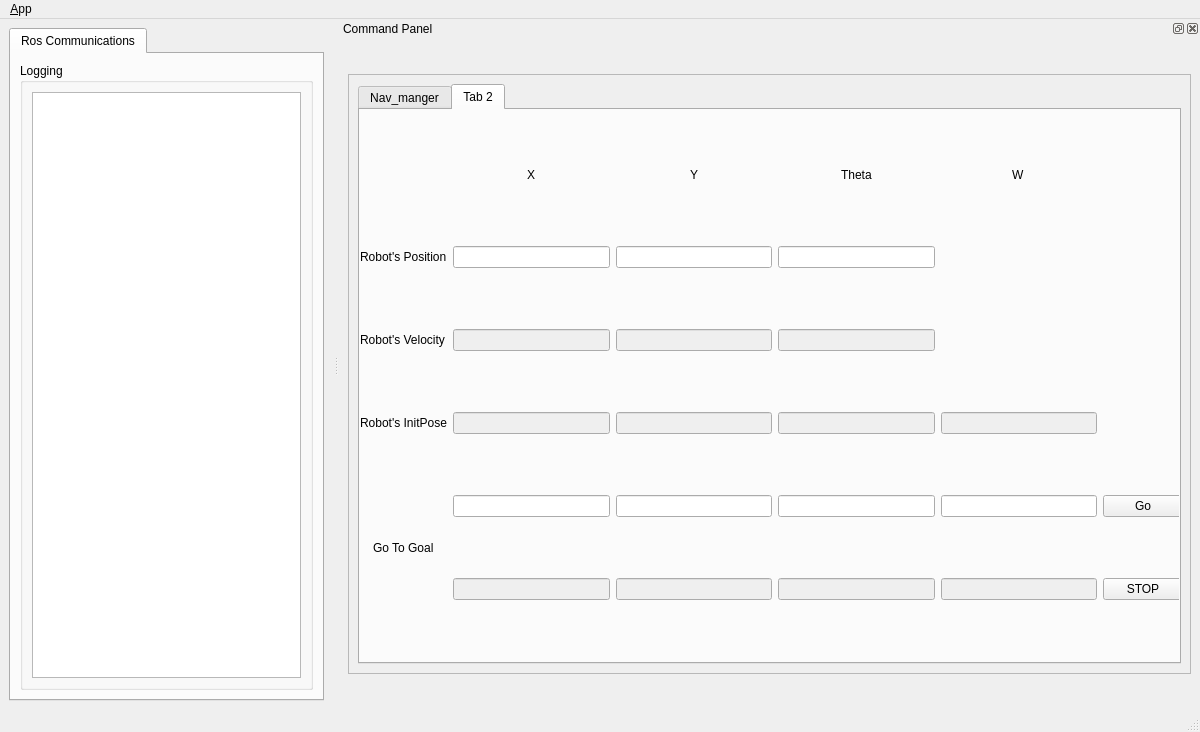
Old version of the form using-cpp/qtros/ui/main_window.ui in the repository jdj2261/ROS-Control-GUI.
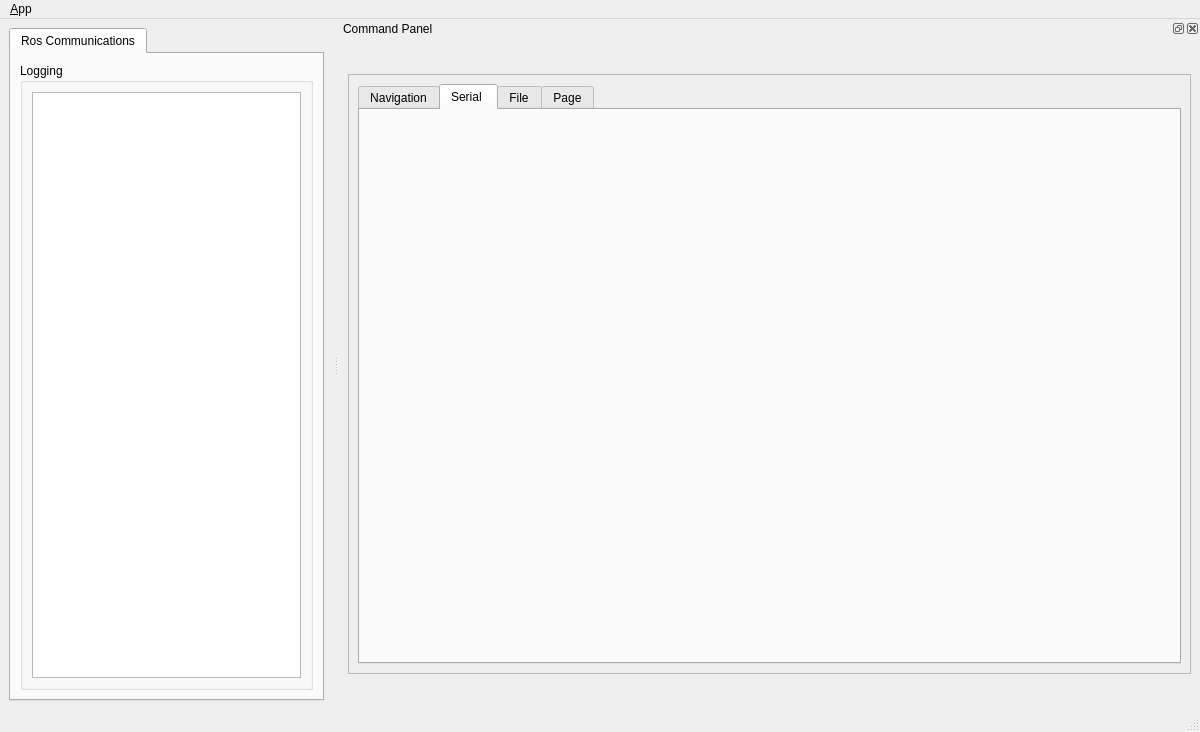
New version of the form. The open tabs and pages were chosen to show the change. Icons and pictures are not drawn.

Patch:
```diff
--- a/using-cpp/qtros/ui/main_window.ui
+++ b/using-cpp/qtros/ui/main_window.ui
@@ -189,7 +189,7 @@
           </property>
           <widget class="QWidget" name="Nav_manager">
            <attribute name="title">
-            <string>Nav_manger</string>
+            <string>Navigation</string>
            </attribute>
            <widget class="QWidget" name="widget_2" native="true">
             <property name="geometry">
@@ -450,222 +450,214 @@
           </widget>
           <widget class="QWidget" name="tab_12">
            <attribute name="title">
-            <string>Tab 2</string>
+            <string>Serial </string>
            </attribute>
-           <widget class="QWidget" name="widget_3" native="true">
+          </widget>
+          <widget class="QWidget" name="tab">
+           <attribute name="title">
+            <string>File</string>
+           </attribute>
+          </widget>
+          <widget class="QWidget" name="tab_2">
+           <attribute name="title">
+            <string>Page</string>
+           </attribute>
+           <widget class="QGroupBox" name="groupBox_9">
             <property name="geometry">
              <rect>
-              <x>0</x>
-              <y>0</y>
-              <width>823</width>
-              <height>551</height>
+              <x>42</x>
+              <y>10</y>
+              <width>202</width>
+              <height>531</height>
              </rect>
             </property>
-            <layout class="QGridLayout" name="gridLayout_5">
-             <item row="0" column="4" alignment="Qt::AlignHCenter">
-              <widget class="QLabel" name="label_w_2">
-               <property name="text">
-                <string>W</string>
-               </property>
-              </widget>
+            <property name="title">
+             <string>Arm list</string>
+            </property>
+            <layout class="QVBoxLayout" name="verticalLayout_motion_list_4">
+             <item>
+              <widget class="QListWidget" name="motion_list_4"/>
              </item>
-             <item row="0" column="1" alignment="Qt::AlignHCenter">
-              <widget class="QLabel" name="label_x_2">
-               <property name="maximumSize">
-                <size>
-                 <width>16777215</width>
-                 <height>20</height>
-                </size>
-               </property>
+            </layout>
+           </widget>
+           <widget class="QGroupBox" name="hw_groupBox_82">
+            <property name="geometry">
+             <rect>
+              <x>614</x>
+              <y>10</y>
+              <width>168</width>
+              <height>531</height>
+             </rect>
+            </property>
+            <property name="title">
+             <string>Head Waist Control</string>
+            </property>
+            <layout class="QVBoxLayout" name="hw_verticalLayout_button_set_motion_4">
+             <item>
+              <widget class="QLabel" name="hw_motion_file_label_4">
                <property name="text">
-                <string>X</string>
+                <string>Pos File :</string>
                </property>
               </widget>
              </item>
-             <item row="6" column="5">
-              <widget class="QPushButton" name="go_Button_2">
+             <item>
+              <widget class="QComboBox" name="hw_motion_add_file_combo_4"/>
+             </item>
+             <item>
+              <widget class="QLabel" name="hw_motion_time_label_4">
                <property name="text">
-                <string>Go</string>
+                <string>Motion Time(ms) :</string>
                </property>
-               <property name="checkable">
-                <bool>false</bool>
-               </property>
-               <property name="checked">
-                <bool>false</bool>
-               </property>
               </widget>
              </item>
-             <item row="7" column="1">
-              <widget class="QLineEdit" name="lineEdit_12">
-               <property name="enabled">
-                <bool>false</bool>
+             <item>
+              <widget class="QDoubleSpinBox" name="hw_motion_time_edit_4">
+               <property name="decimals">
+                <number>0</number>
                </property>
-              </widget>
-             </item>
-             <item row="4" column="1">
-              <widget class="QLineEdit" name="Vel_x_2">
-               <property name="enabled">
-                <bool>false</bool>
+               <property name="minimum">
+                <double>0.000000000000000</double>
                </property>
-               <property name="readOnly">
-                <bool>true</bool>
+               <property name="maximum">
+                <double>1000000.000000000000000</double>
                </property>
-              </widget>
-             </item>
-             <item row="5" column="3">
-              <widget class="QLineEdit" name="Init_theta_2">
-               <property name="enabled">
-                <bool>false</bool>
+               <property name="singleStep">
+                <double>100.000000000000000</double>
                </property>
-              </widget>
-             </item>
-             <item row="5" column="1">
-              <widget class="QLineEdit" name="Init_x_2">
-               <property name="enabled">
-                <bool>false</bool>
+               <property name="value">
+                <double>500.000000000000000</double>
                </property>
               </widget>
              </item>
-             <item row="7" column="2">
-              <widget class="QLineEdit" name="lineEdit_9">
-               <property name="enabled">
-                <bool>false</bool>
+             <item>
+              <widget class="QPushButton" name="hw_motion_add_file_4">
+               <property name="text">
+                <string>Add Head Waist</string>
                </property>
               </widget>
              </item>
-             <item row="7" column="5">
-              <widget class="QPushButton" name="stop_button_2">
+             <item>
+              <widget class="QPushButton" name="hw_motion_remove_file_4">
                <property name="text">
-                <string>STOP</string>
+                <string>Remove Head Waist</string>
                </property>
-               <property name="checkable">
-                <bool>true</bool>
-               </property>
               </widget>
              </item>
-             <item row="5" column="2">
-              <widget class="QLineEdit" name="Init_y_2">
-               <property name="enabled">
-                <bool>false</bool>
+             <item>
+              <widget class="QPushButton" name="motion_file_play_test_4">
+               <property name="text">
+                <string>Motion Play</string>
                </property>
               </widget>
              </item>
-             <item row="0" column="2" alignment="Qt::AlignHCenter">
-              <widget class="QLabel" name="label_y_2">
+             <item>
+              <widget class="QLabel" name="motion_file_play_save_label_4">
                <property name="text">
-                <string>Y</string>
+                <string>File Name</string>
                </property>
               </widget>
              </item>
-             <item row="4" column="2">
-              <widget class="QLineEdit" name="Vel_y_2">
-               <property name="enabled">
-                <bool>false</bool>
+             <item>
+              <widget class="QLineEdit" name="motion_file_play_save_edit_4">
+               <property name="text">
+                <string>test.joint</string>
                </property>
-               <property name="readOnly">
-                <bool>true</bool>
-               </property>
               </widget>
              </item>
-             <item row="4" column="0">
-              <widget class="QLabel" name="label_5">
+             <item>
+              <widget class="QPushButton" name="motion_file_play_save_4">
                <property name="text">
-                <string>Robot's Velocity</string>
+                <string>Play and Save</string>
                </property>
               </widget>
              </item>
-             <item row="4" column="3">
-              <widget class="QLineEdit" name="Vel_theta_2">
-               <property name="enabled">
-                <bool>false</bool>
-               </property>
-               <property name="readOnly">
-                <bool>true</bool>
-               </property>
-              </widget>
+            </layout>
+           </widget>
+           <widget class="QGroupBox" name="hw_groupBox_9">
+            <property name="geometry">
+             <rect>
+              <x>406</x>
+              <y>10</y>
+              <width>202</width>
+              <height>531</height>
+             </rect>
+            </property>
+            <property name="title">
+             <string>Head Waist list</string>
+            </property>
+            <layout class="QVBoxLayout" name="hw_verticalLayout_motion_list_4">
+             <item>
+              <widget class="QListWidget" name="hw_motion_list_4"/>
              </item>
-             <item row="1" column="0">
-              <widget class="QLabel" name="label_7">
+            </layout>
+           </widget>
+           <widget class="QGroupBox" name="groupBox_82">
+            <property name="geometry">
+             <rect>
+              <x>250</x>
+              <y>10</y>
+              <width>150</width>
+              <height>531</height>
+             </rect>
+            </property>
+            <property name="title">
+             <string>Arm Control</string>
+            </property>
+            <layout class="QVBoxLayout" name="verticalLayout_button_set_motion_4">
+             <item>
+              <widget class="QPushButton" name="button_set_motion_4">
                <property name="text">
-                <string>Robot's Position</string>
+                <string>Set Motion Mode</string>
                </property>
               </widget>
              </item>
-             <item row="6" column="0" rowspan="2" alignment="Qt::AlignHCenter">
-              <widget class="QLabel" name="label_6">
+             <item>
+              <widget class="QLabel" name="motion_file_label_4">
                <property name="text">
-                <string>Go To Goal</string>
+                <string>Pos File :</string>
                </property>
               </widget>
              </item>
-             <item row="1" column="1">
-              <widget class="QLineEdit" name="Pose_x_2">
-               <property name="enabled">
-                <bool>true</bool>
-               </property>
-              </widget>
+             <item>
+              <widget class="QComboBox" name="motion_add_file_combo_4"/>
              </item>
-             <item row="1" column="2">
-              <widget class="QLineEdit" name="Pose_y_2">
-               <property name="enabled">
-                <bool>true</bool>
+             <item>
+              <widget class="QLabel" name="motion_time_label_4">
+               <property name="text">
+                <string>Motion Time(ms) :</string>
                </property>
               </widget>
              </item>
-             <item row="6" column="1">
-              <widget class="QLineEdit" name="lineEdit_13"/>
-             </item>
-             <item row="6" column="4">
-              <widget class="QLineEdit" name="lineEdit_14"/>
-             </item>
-             <item row="7" column="4">
-              <widget class="QLineEdit" name="lineEdit_16">
-               <property name="enabled">
-                <bool>false</bool>
+             <item>
+              <widget class="QDoubleSpinBox" name="motion_time_edit_4">
+               <property name="decimals">
+                <number>0</number>
                </property>
-              </widget>
-             </item>
-             <item row="7" column="3">
-              <widget class="QLineEdit" name="lineEdit_11">
-               <property name="enabled">
-                <bool>false</bool>
+               <property name="minimum">
+                <double>0.000000000000000</double>
                </property>
-              </widget>
-             </item>
-             <item row="6" column="3">
-              <widget class="QLineEdit" name="lineEdit_10"/>
-             </item>
-             <item row="0" column="3" alignment="Qt::AlignHCenter">
-              <widget class="QLabel" name="label_theta_2">
-               <property name="text">
-                <string>Theta</string>
+               <property name="maximum">
+                <double>1000000.000000000000000</double>
                </property>
-              </widget>
-             </item>
-             <item row="5" column="4">
-              <widget class="QLineEdit" name="Init_w_2">
-               <property name="enabled">
-                <bool>false</bool>
+               <property name="singleStep">
+                <double>100.000000000000000</double>
                </property>
-               <property name="readOnly">
-                <bool>true</bool>
+               <property name="value">
+                <double>500.000000000000000</double>
                </property>
               </widget>
              </item>
-             <item row="5" column="0">
-              <widget class="QLabel" name="label_8">
+             <item>
+              <widget class="QPushButton" name="motion_add_file_4">
                <property name="text">
-                <string>Robot's InitPose</string>
+                <string>Add Arm</string>
                </property>
               </widget>
              </item>
-             <item row="6" column="2">
-              <widget class="QLineEdit" name="lineEdit_15"/>
-             </item>
-             <item row="1" column="3">
-              <widget class="QLineEdit" name="Pose_theta_2">
-               <property name="enabled">
-                <bool>true</bool>
+             <item>
+              <widget class="QPushButton" name="motion_remove_file_4">
+               <property name="text">
+                <string>Remove Arm</string>
                </property>
               </widget>
              </item>
```
Left out of the diff: 31 changed lines with no effect on the pictures.
